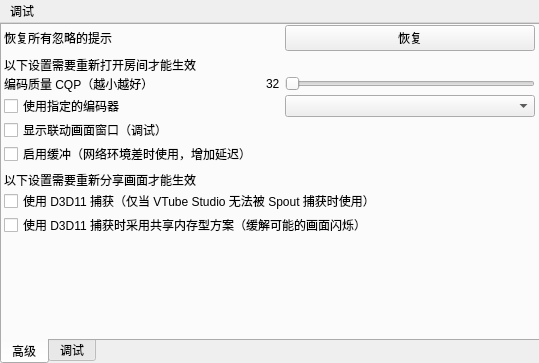
Old version of the form ui/windows/settingwindow.ui in the repository reitovo/vlink-client.
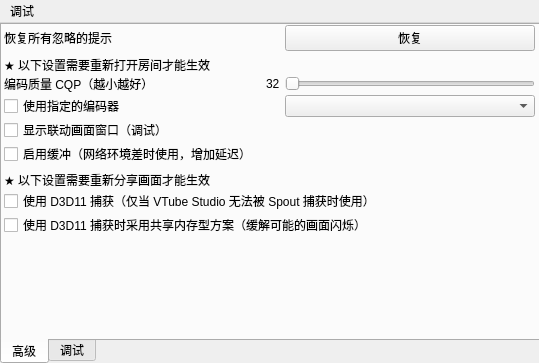
New version of the form. The open tabs and pages were chosen to show the change.

Patch:
```diff
--- a/ui/windows/settingwindow.ui
+++ b/ui/windows/settingwindow.ui
@@ -140,7 +140,7 @@
           </font>
          </property>
          <property name="text">
-          <string>以下设置需要重新打开房间才能生效</string>
+          <string>★ 以下设置需要重新打开房间才能生效</string>
          </property>
         </widget>
        </item>
@@ -325,7 +325,7 @@
           </font>
          </property>
          <property name="text">
-          <string>以下设置需要重新分享画面才能生效</string>
+          <string>★ 以下设置需要重新分享画面才能生效</string>
          </property>
         </widget>
        </item>
```
Left out of the diff: 10 changed lines with no effect on the pictures.
